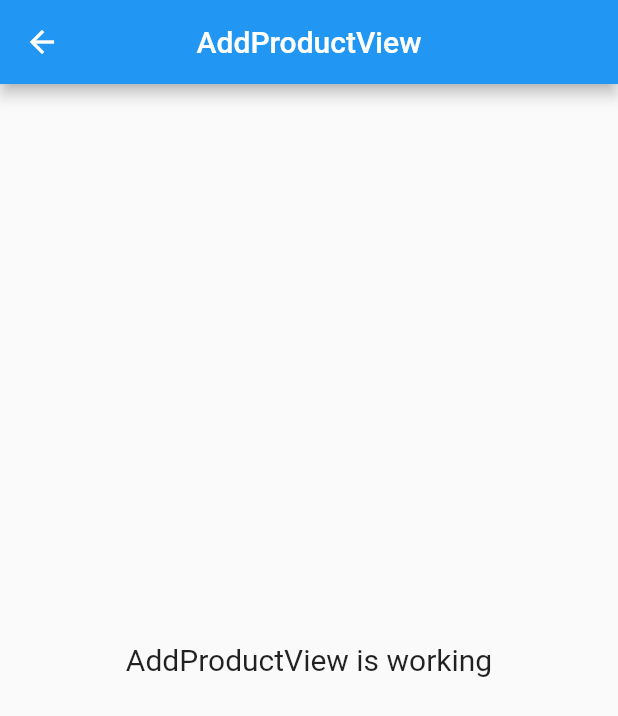
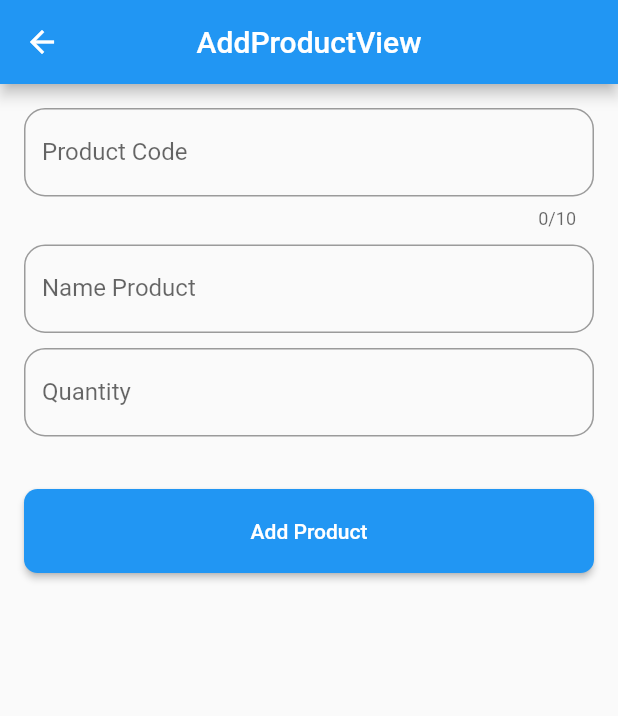
Before and after one commit to aldyisza87/qr_code, a Flutter app: the AddProductView screen opened by its route, on a phone screen of 412 x 824 dp. Shown: the top 716 px of the screen. Run offline on Flutter 3.47's test engine with Material 2 defaults, Android fonts, the phone set to English and light mode, and no system bars; our stand-ins replace cloud_firestore, firebase_auth, firebase_core, get, qr_flutter; accounts and stored records are empty.

Commit message:
modify view

```diff
--- a/config.json
+++ b/config.json
@@ -1,4 +1,6 @@
 {
-    "openai_key": "",
-    "modules": []
+    "modules": [],
+    "module_directory_name": "module",
+    "experimental_mode": false,
+    "unfreezed": true
 }
--- a/lib/app/modules/add_product/controllers/add_product_controller.dart
+++ b/lib/app/modules/add_product/controllers/add_product_controller.dart
@@ -1,9 +1,21 @@
+import 'package:cloud_firestore/cloud_firestore.dart';
 import 'package:get/get.dart';
 
 class AddProductController extends GetxController {
-  //TODO: Implement AddProductController
+  RxBool isLoading = false.obs;
 
-  final count = 0.obs;
+  FirebaseFirestore firestore = FirebaseFirestore.instance;
 
-  void increment() => count.value++;
+  Future<Map<String, dynamic>> addProduct(Map<String, dynamic> data) async {
+    try {
+      var hasil = await firestore.collection("product").add(data);
+      await firestore
+          .collection("product")
+          .doc(hasil.id)
+          .update({"productId": hasil.id});
+      return {"error": false, "message": "Berhasil menambahkan product."};
+    } catch (e) {
+      return {"error": false, "message": "Tidak dapat menambahkan product."};
+    }
+  }
 }
--- a/lib/app/modules/add_product/views/add_product_view.dart
+++ b/lib/app/modules/add_product/views/add_product_view.dart
@@ -5,7 +5,11 @@ import 'package:get/get.dart';
 import '../controllers/add_product_controller.dart';
 
 class AddProductView extends GetView<AddProductController> {
-  const AddProductView({Key? key}) : super(key: key);
+  AddProductView({Key? key}) : super(key: key);
+  final TextEditingController codeC = TextEditingController();
+  final TextEditingController nameC = TextEditingController();
+  final TextEditingController qtyC = TextEditingController();
+
   @override
   Widget build(BuildContext context) {
     return Scaffold(
@@ -13,11 +17,85 @@ class AddProductView extends GetView<AddProductController> {
         title: const Text('AddProductView'),
         centerTitle: true,
       ),
-      body: const Center(
-        child: Text(
-          'AddProductView is working',
-          style: TextStyle(fontSize: 20),
-        ),
+      body: ListView(
+        padding: const EdgeInsets.all(16),
+        children: [
+          TextField(
+            autocorrect: false,
+            maxLength: 10,
+            controller: codeC,
+            keyboardType: TextInputType.number,
+            decoration: InputDecoration(
+              labelText: "Product Code",
+              border: OutlineInputBorder(
+                borderRadius: BorderRadius.circular(14),
+              ),
+            ),
+          ),
+          const SizedBox(
+            height: 10,
+          ),
+          TextField(
+            autocorrect: false,
+            controller: nameC,
+            keyboardType: TextInputType.text,
+            decoration: InputDecoration(
+              labelText: "Name Product",
+              border: OutlineInputBorder(
+                borderRadius: BorderRadius.circular(14),
+              ),
+            ),
+          ),
+          const SizedBox(
+            height: 10,
+          ),
+          TextField(
+            autocorrect: false,
+            controller: qtyC,
+            keyboardType: TextInputType.number,
+            decoration: InputDecoration(
+              labelText: "Quantity",
+              border: OutlineInputBorder(
+                borderRadius: BorderRadius.circular(14),
+              ),
+            ),
+          ),
+          const SizedBox(height: 35),
+          ElevatedButton(
+            onPressed: () async {
+              if (controller.isLoading.isFalse) {
+                if (codeC.text.isNotEmpty &&
+                    nameC.text.isNotEmpty &&
+                    qtyC.text.isNotEmpty) {
+                  controller.isLoading(true);
+                  Map<String, dynamic> hasil = await controller.addProduct({
+                    "code": codeC.text,
+                    "name": nameC.text,
+                    // mengubah text menjadi integer jika gagal try maka nilai defaultnya 0
+                    "qty": int.tryParse(qtyC.text) ?? 0,
+                  });
+                  controller.isLoading(false);
+
+                  Get.back();
+                  Get.snackbar(hasil["error"] == true ? "Error" : "Succes",
+                      hasil["message"]);
+                }
+              } else {
+                Get.snackbar("Error", "Semua wajib di isi");
+              }
+            },
+            style: ElevatedButton.styleFrom(
+              shape: RoundedRectangleBorder(
+                borderRadius: BorderRadius.circular(9),
+              ),
+              padding: const EdgeInsets.symmetric(vertical: 20),
+            ),
+            child: Obx(
+              () => Text(
+                  controller.isLoading.isFalse ? "Add Product" : "LOADING..."),
+            ),
+          ),
+        ],
       ),
     );
   }
--- a/lib/app/modules/home/views/home_view.dart
+++ b/lib/app/modules/home/views/home_view.dart
@@ -40,7 +40,7 @@ class HomeView extends GetView<HomeController> {
               case 1:
                 title = "Products";
                 icon = Icons.list_alt_rounded;
-                ontap = () => Get.toNamed(Routes.detailProduct);
+                ontap = () => Get.toNamed(Routes.products);
                 break;
               case 2:
                 title = "QR Code";
--- a/lib/app/routes/app_pages.dart
+++ b/lib/app/routes/app_pages.dart
@@ -41,7 +41,7 @@ class AppPages {
     ),
     GetPage(
       name: _Paths.addProduct,
-      page: () => const AddProductView(),
+      page: () => AddProductView(),
       binding: AddProductBinding(),
     ),
   ];
```
Also changed, not shown: lib/app/modules/detail_product/views/detail_product_view.dart (+8 -10 lines), lib/app/modules/products/views/products_view.dart (+60 -6 lines), pubspec.lock.
